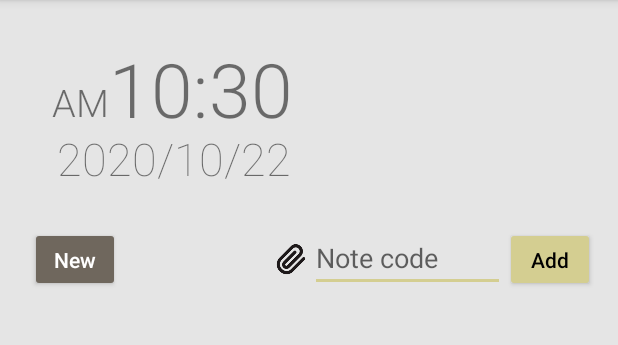
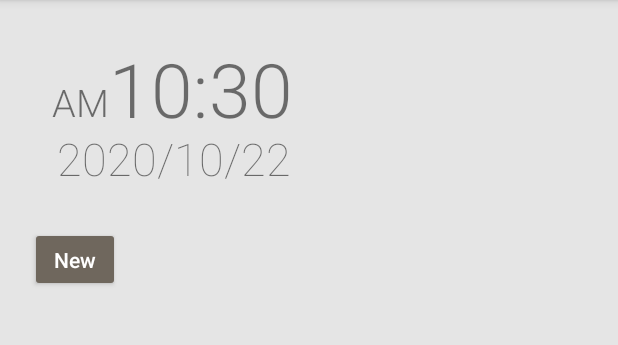
Before and after one commit to mjkcool/Branch-Memo-Beta, an Android app: the screen it shows after launch (MainActivity), on a phone screen of 412 x 824 dp, the part 84-429 px from its top. Run offline under Robolectric (Android 15) with nearby library versions, the phone set to English and light mode, and no system bars; our stand-ins replace Room's generated code; 2 statements that could not run were skipped.

```diff
--- a/app/build.gradle
+++ b/app/build.gradle
@@ -22,6 +22,7 @@ android {
     }
 }
 
+
 dependencies {
     implementation fileTree(dir: "libs", include: ["*.jar"])
     implementation 'androidx.core:core-ktx:1.1.0'
@@ -33,6 +34,7 @@ dependencies {
     testImplementation 'junit:junit:4.12'
     androidTestImplementation 'androidx.test.ext:junit:1.1.1'
     androidTestImplementation 'androidx.test.espresso:espresso-core:3.2.0'
+    //implementation 'com.wajahatkarim3:roomexplorer:0.0.2'
 
     def room_version = "2.2.5"
     implementation "androidx.room:room-runtime:$room_version"
--- a/app/src/main/java/com/example/branchmemo/MainActivity.java
+++ b/app/src/main/java/com/example/branchmemo/MainActivity.java
@@ -3,6 +3,7 @@ package com.example.branchmemo;
 import android.annotation.SuppressLint;
 import android.content.Intent;
 import android.icu.util.Calendar;
+import android.os.AsyncTask;
 import android.os.Bundle;
 import android.os.Handler;
 import android.os.Message;
@@ -14,8 +15,11 @@ import android.widget.TextView;
 import androidx.appcompat.app.ActionBar;
 import androidx.appcompat.app.AppCompatActivity;
 import androidx.appcompat.widget.Toolbar;
+import androidx.recyclerview.widget.LinearLayoutManager;
+import androidx.recyclerview.widget.RecyclerView;
 
 import java.text.SimpleDateFormat;
+import java.util.List;
 import java.util.Locale;
 
 public class MainActivity extends AppCompatActivity {
@@ -26,6 +30,7 @@ public class MainActivity extends AppCompatActivity {
     public static ActionBar actionBar;
     private static Handler mHandler ;
     TextView Date_top_1, Date_top_2, Date_bottom;
+    private RecyclerView rv;
 
     @SuppressLint("HandlerLeak")
     @Override
@@ -85,7 +90,6 @@ public class MainActivity extends AppCompatActivity {
         Thread t = new Thread(nr) ;
         t.start() ;
 
-
         findViewById(R.id.newBtn).setOnClickListener(new View.OnClickListener() {
             @Override
             public void onClick(View view) {
@@ -94,10 +98,33 @@ public class MainActivity extends AppCompatActivity {
             }
         });
 
+//        RoomExplorer.show(getApplicationContext(), MemoListDatabase.class, "memolist");
+//        RoomExplorer.show(getApplicationContext(), MemoDatabase.class, "memolist");
 
+        rv = findViewById(R.id.MemoListRecyclerView);
+        rv.setHasFixedSize(true);
+        rv.setLayoutManager(new LinearLayoutManager(this));
+        getData();
+    }//end of onCreate
 
+    private void getData() {
+        class GetData extends AsyncTask<Void, Void, List<MemoListVo>> {
+            @Override
+            protected List<MemoListVo> doInBackground(Void... voids) {
+                List<MemoListVo> memoList_lists = (List<MemoListVo>) memoListDatabase.memoListDao().getData();
+                return memoList_lists;
+            }
 
-    }//end of onCreate
+            @Override
+            protected void onPostExecute(List<MemoListVo> memoListVo) {
+                MemoListAdapter adapter = new MemoListAdapter(memoListVo);
+                rv.setAdapter(adapter);
+                super.onPostExecute(memoListVo);
+            }
+        }
+        GetData gd = new GetData();
+        gd.execute();
+    }
 
 
     @Override
--- a/app/src/main/java/com/example/branchmemo/MemoDatabase.java
+++ b/app/src/main/java/com/example/branchmemo/MemoDatabase.java
@@ -14,7 +14,7 @@ public abstract class MemoDatabase extends RoomDatabase {
 
     public abstract MemoDao memeDao();
 
-    public static MemoDatabase getAppDatabase(Context context){
+    public static synchronized MemoDatabase getAppDatabase(Context context){
         if(INSTANCE == null){
             INSTANCE = Room.databaseBuilder(context, MemoDatabase.class, "Memo-db")
                     .build();
--- a/app/src/main/java/com/example/branchmemo/MemoListDao.java
+++ b/app/src/main/java/com/example/branchmemo/MemoListDao.java
@@ -11,7 +11,7 @@ import java.util.List;
 
 @Dao
 public interface MemoListDao {
-    @Query("SELECT * FROM memolist")
+    @Query("SELECT * FROM memolist_data")
     LiveData<List<MemoListVo>> getData();
 
     @Insert
@@ -23,6 +23,7 @@ public interface MemoListDao {
     @Delete
     void delete(MemoListVo memolist);
 
-    @Query("DELETE FROM memolist")
+    @Query("DELETE FROM memolist_data")
+
     void deleteAll();
 }
--- a/app/src/main/java/com/example/branchmemo/MemoListDatabase.java
+++ b/app/src/main/java/com/example/branchmemo/MemoListDatabase.java
@@ -14,7 +14,7 @@ public abstract class MemoListDatabase extends RoomDatabase {
 
     public abstract MemoListDao memoListDao();
 
-    public static MemoListDatabase getAppDatabase(Context context){
+    public static synchronized MemoListDatabase getAppDatabase(Context context){
         if(INSTANCE == null){
             INSTANCE = Room.databaseBuilder(context, MemoListDatabase.class, "memolist-db")
                     .build();
--- a/app/src/main/java/com/example/branchmemo/MemoListVo.java
+++ b/app/src/main/java/com/example/branchmemo/MemoListVo.java
@@ -6,7 +6,7 @@ import androidx.room.TypeConverters;
 
 import java.sql.Date;
 
-@Entity(tableName = "memolist")
+@Entity(tableName = "memolist_data")
 public class MemoListVo {
     @PrimaryKey(autoGenerate = true)
     private int id;
--- a/app/src/main/java/com/example/branchmemo/MemoVo.java
+++ b/app/src/main/java/com/example/branchmemo/MemoVo.java
@@ -5,7 +5,6 @@ import androidx.room.PrimaryKey;
 import androidx.room.TypeConverters;
 
 import java.sql.Date;
-import java.util.Calendar;
 
 @Entity(tableName = "memo_data")
 public class MemoVo {
--- /dev/null
+++ b/app/src/main/java/com/example/branchmemo/ReadMemoList.java
@@ -0,0 +1,5 @@
+package com.example.branchmemo;
+
+public class ReadMemoList {
+
+}
--- a/app/src/main/res/layout/activity_main.xml
+++ b/app/src/main/res/layout/activity_main.xml
@@ -102,54 +102,16 @@
                 android:textColor="#FFFFFF"
                 android:textColorHighlight="#FFFFFF"
                 app:layout_constraintBottom_toBottomOf="parent"
-                app:layout_constraintEnd_toStartOf="@+id/imageView"
-                app:layout_constraintHorizontal_bias="0.0"
                 app:layout_constraintStart_toStartOf="parent"
                 app:layout_constraintTop_toTopOf="parent"
                 app:layout_constraintVertical_bias="0.0" />
-
-            <ImageView
-                android:id="@+id/imageView"
-                android:layout_width="25dp"
-                android:layout_height="25dp"
-                android:layout_gravity="center"
-                android:layout_weight="1"
-                android:src="@drawable/clip"
-                app:layout_constraintBottom_toBottomOf="parent"
-                app:layout_constraintEnd_toStartOf="@+id/editTextTextPersonName"
-                app:layout_constraintTop_toTopOf="parent" />
-
-            <EditText
-                android:id="@+id/editTextTextPersonName"
-                android:layout_width="130dp"
-                android:layout_height="wrap_content"
-                android:layout_weight="1"
-                android:ems="10"
-                android:hint="Note code"
-                android:inputType="textPersonName"
-                app:layout_constraintBottom_toBottomOf="parent"
-                app:layout_constraintEnd_toStartOf="@+id/addBtn"
-                app:layout_constraintTop_toTopOf="parent" />
-
-            <Button
-                android:id="@+id/addBtn"
-                android:layout_width="60dp"
-                android:layout_height="wrap_content"
-                android:layout_weight="1"
-                android:backgroundTint="#D4CE91"
-                android:text="Add"
-                android:textAllCaps="false"
-                android:textColor="#000000"
-                app:layout_constraintBottom_toBottomOf="parent"
-                app:layout_constraintEnd_toEndOf="parent"
-                app:layout_constraintTop_toTopOf="parent" />
 
         </androidx.constraintlayout.widget.ConstraintLayout>
 
         <androidx.recyclerview.widget.RecyclerView
             android:id="@+id/MemoListRecyclerView"
             android:layout_width="match_parent"
-            android:layout_height="match_parent"
+            android:layout_height="wrap_content"
             android:layout_marginTop="10dp" />
 
 
--- a/app/src/main/res/layout/activity_viewnote.xml
+++ b/app/src/main/res/layout/activity_viewnote.xml
@@ -32,6 +32,7 @@
     </com.google.android.material.appbar.AppBarLayout>
 
     <androidx.recyclerview.widget.RecyclerView
+        android:id="@+id/rec"
         android:layout_width="match_parent"
         android:layout_height="wrap_content" />
 
--- a/app/src/main/res/layout/item_recycler.xml
+++ b/app/src/main/res/layout/item_recycler.xml
@@ -14,6 +14,7 @@
         app:layout_constraintTop_toTopOf="parent">
 
         <LinearLayout
+            android:id="@+id/branches"
             android:layout_width="50dp"
             android:layout_height="match_parent"
             android:orientation="vertical">
@@ -58,6 +59,7 @@
                     android:paddingBottom="15dp">
 
                     <TextView
+                        android:id="@+id/title"
                         android:layout_width="283dp"
                         android:layout_height="wrap_content"
                         android:background="@null"
@@ -73,7 +75,7 @@
             </androidx.cardview.widget.CardView>
 
             <TextView
-                android:id="@+id/textView3"
+                android:id="@+id/date"
                 android:layout_width="match_parent"
                 android:layout_height="wrap_content"
                 android:gravity="right"
```
Also changed, not shown: app/src/main/java/com/example/branchmemo/MemoListAdapter.java (+45 -1 lines), app/src/main/java/com/example/branchmemo/NewnoteActivity.java (+16 -13 lines), build.gradle (line endings or trailing spaces).
